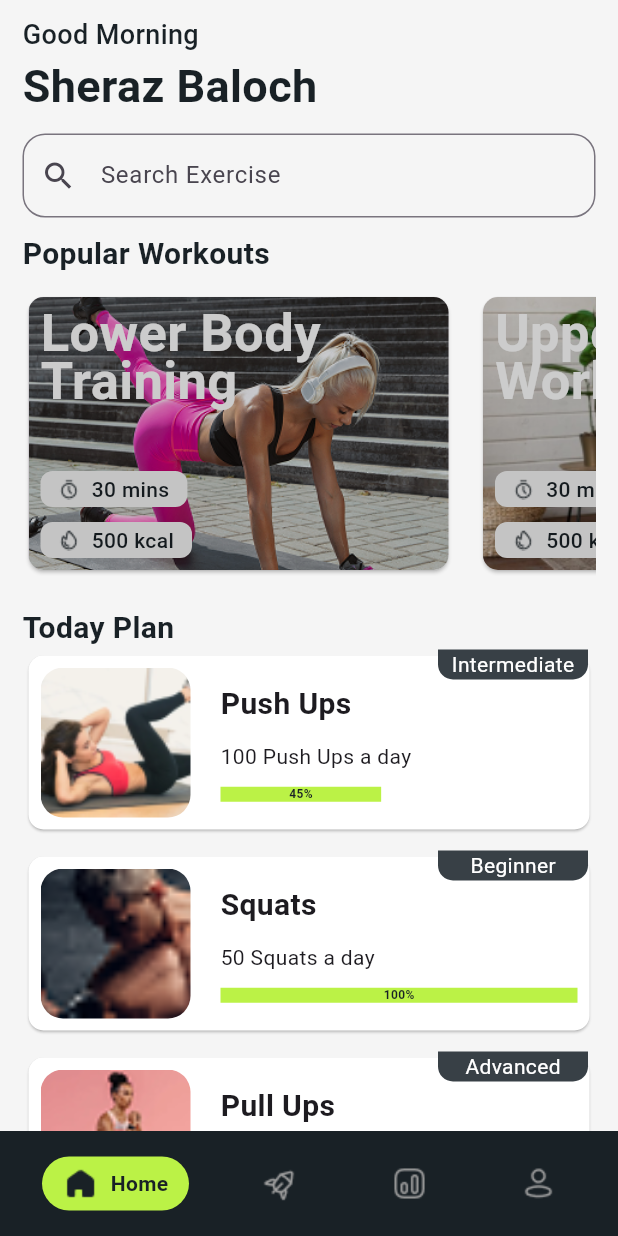
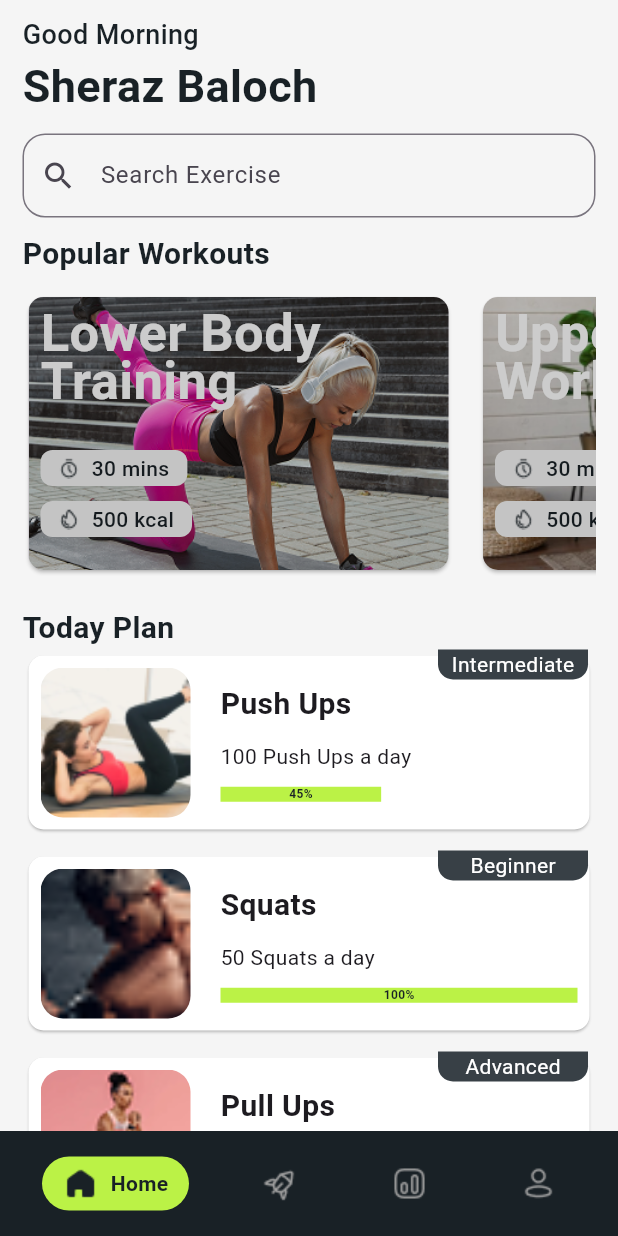
Before and after one commit to SherazArshad001/Fitness_Tracking_App, a Flutter app: the screen it shows after launch, on a phone screen of 412 x 824 dp. Run offline on Flutter 3.47's test engine with Material 3 defaults, Android fonts, the phone set to English and light mode, and no system bars.

```diff
--- a/lib/core/constants/app_colors.dart
+++ b/lib/core/constants/app_colors.dart
@@ -12,8 +12,9 @@ class AppColors {
 
   // Text Colors
   static const Color textPrimary = Color(0xff192126);
+
   static const Color trainingBarColor = Color(0xffA48AED);
-  static const Color textWhite = Color(0xFFFFFFFF);
+  static const Color whiteColor = Color(0xFFFFFFFF);
   static const Color waterColor = Color(0xff95CCE3);
   static const Color motivateColor = Color(0xffF6CFCF);
   static const Color heartRateColor = Color(0xffED4747);
--- a/lib/core/helper/exercise_helper.dart
+++ b/lib/core/helper/exercise_helper.dart
@@ -1,5 +1,5 @@
 import 'package:fitness_tracking_app/core/constants/app_images.dart';
-import 'package:fitness_tracking_app/core/model/exercise_model.dart';
+import 'package:fitness_tracking_app/core/models/exercise_model.dart';
 
 class ExerciseHelper {
   static List<ExerciseModel> getExercises() {
--- a/lib/core/helper/workout_helper.dart
+++ b/lib/core/helper/workout_helper.dart
@@ -1,10 +1,10 @@
 import 'package:fitness_tracking_app/core/constants/app_images.dart';
-import 'package:fitness_tracking_app/core/model/workout_model.dart';
+import 'package:fitness_tracking_app/core/models/workout_model.dart';
 
 class WorkoutCardHelper {
-  static List<WorkoutCard> getWorkoutCards() {
+  static List<WorkoutCardModel> getWorkoutCards() {
     return const [
-      WorkoutCard(
+      WorkoutCardModel(
         backgroundImage: AppImages.cardImage1,
         title: 'Lower Body\nTraining',
         icon1: AppImages.time,
@@ -12,7 +12,7 @@ class WorkoutCardHelper {
         icon2: AppImages.flame,
         text2: '500 kcal',
       ),
-      WorkoutCard(
+      WorkoutCardModel(
         backgroundImage: AppImages.cardImage2,
         title: 'Upper Body\nWorkout',
         icon1: AppImages.time,
@@ -20,7 +20,7 @@ class WorkoutCardHelper {
         icon2: AppImages.flame,
         text2: '500 kcal',
       ),
-      WorkoutCard(
+      WorkoutCardModel(
         backgroundImage: AppImages.cardImage3,
         title: 'Full Body\nRoutine',
         icon1: AppImages.time,
--- /dev/null
+++ b/lib/core/models/small_card_model.dart
@@ -0,0 +1,38 @@
+import 'package:fitness_tracking_app/core/constants/app_images.dart';
+
+class Exercise {
+  final String title;
+  final String duration;
+  final String level;
+  final String imagePath;
+
+  Exercise({
+    required this.title,
+    required this.duration,
+    required this.level,
+    required this.imagePath,
+  });
+}
+
+List<Exercise> exerciseData = [
+  Exercise(
+      title: "Belly Fat Burner",
+      duration: "10 Min",
+      level: "Beginner",
+      imagePath: AppImages.exercise1),
+  Exercise(
+      title: "Full Body Workout",
+      duration: "15 Min",
+      level: "Intermediate",
+      imagePath: AppImages.exercise2),
+  Exercise(
+      title: "Leg Strength",
+      duration: "12 Min",
+      level: "Advanced",
+      imagePath: AppImages.exercise3),
+  Exercise(
+      title: "Arm Toning",
+      duration: "8 Min",
+      level: "Beginner",
+      imagePath: AppImages.exercise4),
+];
--- a/lib/core/model/workout_model.dart
+++ b/lib/core/models/workout_model.dart
@@ -1,4 +1,4 @@
-class WorkoutCard {
+class WorkoutCardModel {
   final String backgroundImage;
   final String title;
   final String icon1;
@@ -6,7 +6,7 @@ class WorkoutCard {
   final String icon2;
   final String text2;
 
-  const WorkoutCard({
+  const WorkoutCardModel({
     required this.backgroundImage,
     required this.title,
     required this.icon1,
--- a/lib/features/home/pages/home_page.dart
+++ b/lib/features/home/pages/home_page.dart
@@ -1,9 +1,9 @@
-import 'package:fitness_tracking_app/core/common/widgets/helper_text.dart';
+import 'package:fitness_tracking_app/core/constants/helper_text.dart';
 import 'package:fitness_tracking_app/core/constants/app_colors.dart';
 import 'package:fitness_tracking_app/core/helper/exercise_helper.dart';
 import 'package:fitness_tracking_app/core/helper/workout_helper.dart';
-import 'package:fitness_tracking_app/core/model/workout_model.dart';
-import 'package:fitness_tracking_app/features/home/widgets/card.dart';
+import 'package:fitness_tracking_app/core/models/workout_model.dart';
+import 'package:fitness_tracking_app/features/home/widgets/app_main_card.dart';
 import 'package:fitness_tracking_app/features/home/widgets/card2.dart';
 import 'package:fitness_tracking_app/features/home/widgets/textfield.dart';
 import 'package:flutter/material.dart';
@@ -13,7 +13,7 @@ class HomePage extends StatelessWidget {
 
   @override
   Widget build(BuildContext context) {
-    final List<WorkoutCard> workouts = WorkoutCardHelper.getWorkoutCards();
+    final List<WorkoutCardModel> workouts = WorkoutCardHelper.getWorkoutCards();
     final exercise = ExerciseHelper.getExercises();
 
     return Scaffold(
--- a/lib/features/home/widgets/card.dart
+++ b/lib/features/home/widgets/app_main_card.dart
@@ -53,7 +53,9 @@ class ImageCard extends StatelessWidget {
                       height: 0.9,
                     ),
                   ),
-                  Spacer(),
+                  SizedBox(
+                    height: 30,
+                  ),
                   Column(
                     crossAxisAlignment: CrossAxisAlignment.start,
                     children: [
--- a/lib/features/home/widgets/card2.dart
+++ b/lib/features/home/widgets/card2.dart
@@ -1,6 +1,6 @@
 import 'package:flutter/material.dart';
 import 'package:fitness_tracking_app/core/constants/app_colors.dart';
-import 'package:fitness_tracking_app/core/model/exercise_model.dart';
+import 'package:fitness_tracking_app/core/models/exercise_model.dart';
 
 class ExerciseProgressCard extends StatelessWidget {
   final ExerciseModel exercise;
@@ -16,7 +16,7 @@ class ExerciseProgressCard extends StatelessWidget {
           shape: RoundedRectangleBorder(
             borderRadius: BorderRadius.circular(10),
           ),
-          color: AppColors.textWhite,
+          color: AppColors.whiteColor,
           child: Padding(
             padding: const EdgeInsets.all(8.0),
             child: Row(
@@ -34,8 +34,7 @@ class ExerciseProgressCard extends StatelessWidget {
                   ),
                 ),
                 const SizedBox(width: 20),
-                Flexible(
-                  fit: FlexFit.loose,
+                Expanded(
                   child: Column(
                     crossAxisAlignment: CrossAxisAlignment.start,
                     children: [
@@ -54,14 +53,17 @@ class ExerciseProgressCard extends StatelessWidget {
                         children: [
                           LinearProgressIndicator(
                             value: exercise.progress / 100,
-                            backgroundColor: AppColors.textWhite,
+                            backgroundColor: AppColors.whiteColor,
                             color: AppColors.primary,
                             minHeight: 10,
                           ),
                           LayoutBuilder(
                             builder: (context, constraints) {
                               final maxWidth = constraints.maxWidth;
-                              return Row(
+                              return SizedBox(
+                                width:
+                                    maxWidth, // Ensure it doesn't exceed parent width
+                                child: Row(
                                   children: [
                                     Container(
                                       width:
@@ -78,6 +80,7 @@ class ExerciseProgressCard extends StatelessWidget {
                                       ),
                                     ),
                                   ],
+                                ),
                               );
                             },
                           ),
--- a/lib/features/splash/widgets/app_button.dart
+++ b/lib/features/splash/widgets/app_button.dart
@@ -1,6 +1,5 @@
-
+import 'package:fitness_tracking_app/core/common/bottom_navbar/app_bottom_navbar.dart';
 import 'package:fitness_tracking_app/core/constants/app_colors.dart';
-import 'package:fitness_tracking_app/features/home/pages/home_page.dart';
 import 'package:flutter/material.dart';
 
 class AppButton extends StatelessWidget {
@@ -20,7 +19,7 @@ class AppButton extends StatelessWidget {
         Navigator.push(
           context,
           MaterialPageRoute(
-            builder: (context) => HomePage(),
+            builder: (context) => BottomNavBar(),
           ),
         );
       },
```
Also changed, not shown: lib/features/explore/pages/explore_page.dart (+34 -1 lines), lib/features/explore/widgets/explore_main_card.dart (added, +63 -0 lines), lib/features/explore/widgets/explore_small_card.dart (added, +58 -0 lines), lib/features/splash/screen/splash_screen.dart (+8 -5 lines), lib/core/constants/helper_text.dart (renamed from lib/core/common/widgets/helper_text.dart), lib/core/models/exercise_model.dart (renamed from lib/core/model/exercise_model.dart), 1 other file. Lines whose indentation alone changed are shown as unchanged.
